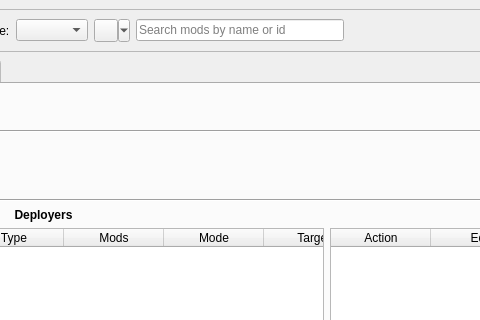
Qt form src/ui/mainwindow.ui (limo-app/limo) before a commit; both pictures show x 257 to 737 and y 0 to 320 of the 1167 by 679 pixel window.
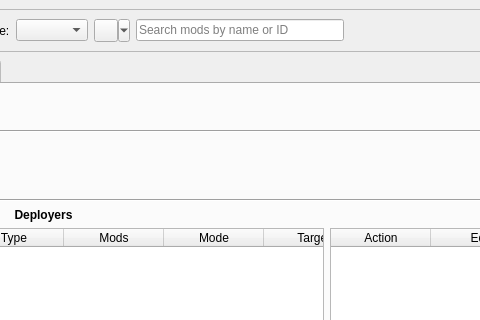
The same form after that commit. Icons and pictures are not drawn. Custom widgets are drawn as their Qt base class.

Commit message:
Capitalize ID in Search string
Another one my my frivalous PRs to satiate my OCD

Diff of the .ui file:
```diff
--- a/src/ui/mainwindow.ui
+++ b/src/ui/mainwindow.ui
@@ -94,7 +94,7 @@
           <item row="0" column="6">
            <widget class="QLineEdit" name="search_field">
             <property name="placeholderText">
-             <string>Search mods by name or id</string>
+             <string>Search mods by name or ID</string>
             </property>
             <property name="clearButtonEnabled">
              <bool>true</bool>
```
